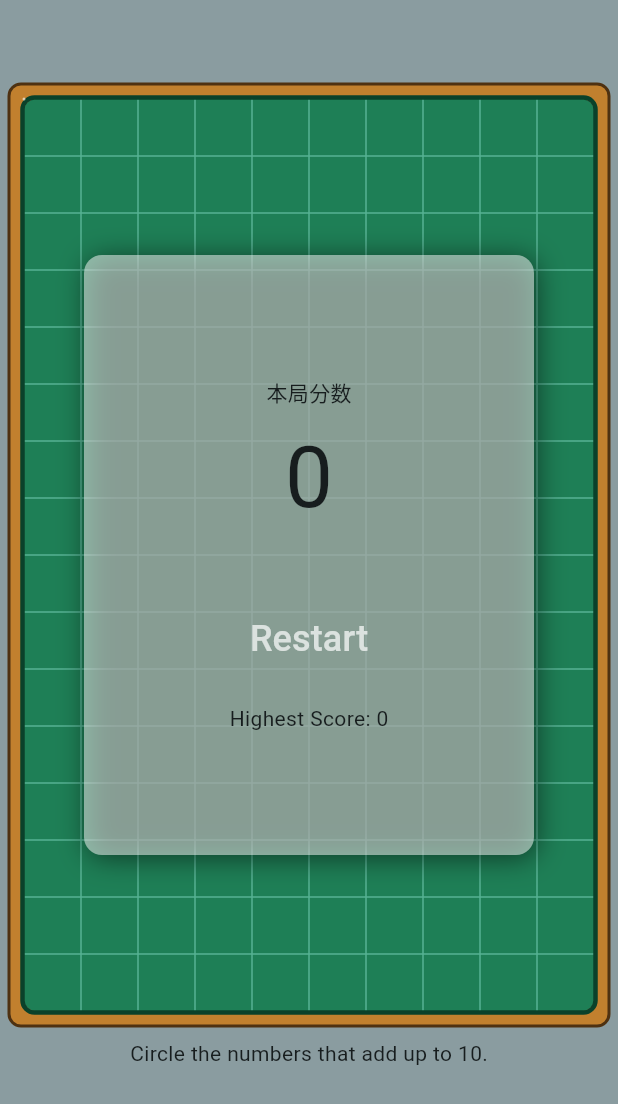
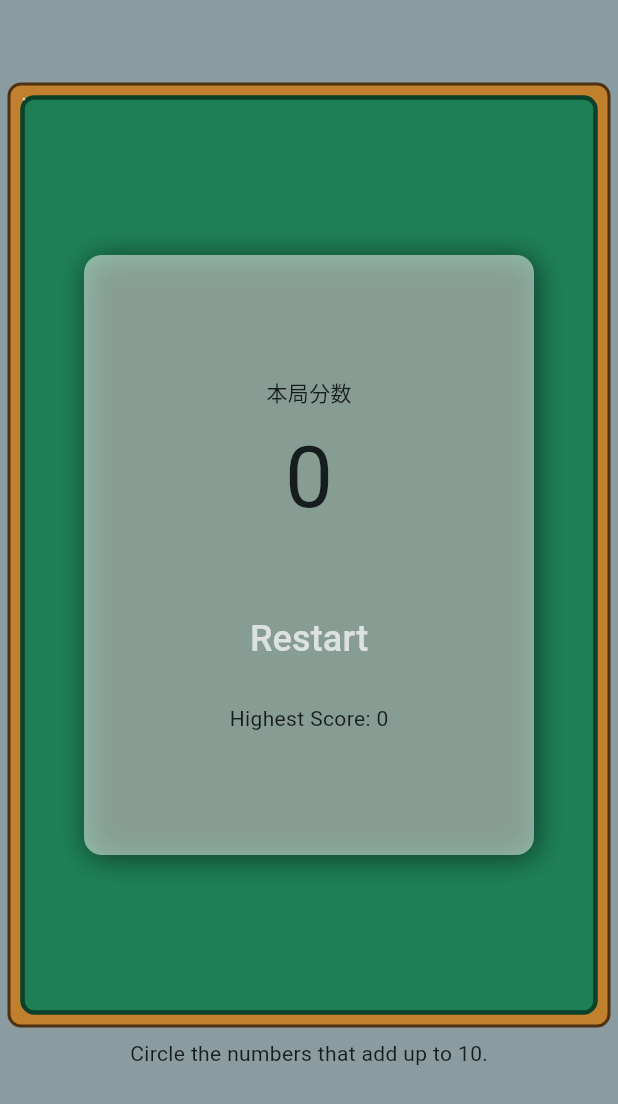
Before and after one commit to ChenCoin/Catfish, a Flutter app: the screen it shows after launch, after a tap on "Start Game", after a tap on "End", on a phone screen of 412 x 824 dp. Shown: the top 1104 px of the screen. Run offline on Flutter 3.47's test engine with Material 3 defaults, Android fonts, the light colour scheme and no system bars; our stand-ins replace shared_preferences; generated files the repository leaves out were written again.

Commit message:
remove board line

```diff
--- a/lib/main.dart
+++ b/lib/main.dart
@@ -7,17 +7,14 @@ import 'data/grid_data.dart';
 import 'view/black_board.dart';
 import 'view/count_down.dart';
 import 'view/game_board.dart';
+import 'view/line_board.dart';
 
 void main() {
-  final data = GridData();
-  data.init();
-  runApp(MyApp(data: data));
+  runApp(const MyApp());
 }
 
 class MyApp extends StatelessWidget {
-  final GridData data;
-
-  const MyApp({super.key, required this.data});
+  const MyApp({super.key});
 
   @override
   Widget build(BuildContext context) {
@@ -35,33 +32,31 @@ class MyApp extends StatelessWidget {
         primaryColor: const Color(0xff8A9CA0),
         useMaterial3: true,
       ),
-      home: MyHomePage(data: data),
+      home: const MyHomePage(),
     );
   }
 }
 
 class MyHomePage extends StatefulWidget {
-  final GridData data;
-
-  const MyHomePage({super.key, required this.data});
+  const MyHomePage({super.key});
 
   @override
   State<MyHomePage> createState() => _MyHomePageState();
 }
 
 class _MyHomePageState extends State<MyHomePage> {
+  final GridData data = GridData();
+
   // 游戏状态，0为初次进入游戏，1为游戏进行中，2为游戏结束
   int gameState = 0;
 
   void _gameStart() {
-    setState(() {
-      widget.data.start();
-    });
+    setState(() => data.start());
   }
 
   void _gameOver() {
     setState(() {
-      widget.data.end();
+      data.end();
     });
   }
 
@@ -85,6 +80,12 @@ class _MyHomePageState extends State<MyHomePage> {
 
   void _onScoreChanged() {
     setState(() {});
+  }
+
+  @override
+  void initState() {
+    super.initState();
+    data.init();
   }
 
   @override
@@ -146,14 +147,22 @@ class _MyHomePageState extends State<MyHomePage> {
               alignment: Alignment.center,
               children: [
                 RepaintBoundary(
-                    child: BlackBoard(size: Size(width + 20, height + 20))),
+                  child: Stack(
+                    children: [
+                      BlackBoard(size: Size(width + 20, height + 20)),
+                      if (gameState == 1) ...[
+                        LineBoard(size: Size(width + 20, height + 20)),
+                      ],
+                    ],
+                  ),
+                ),
                 SizedBox(
                   width: width,
                   height: height,
                   child: GameBoard(
                     size: Size(width, height),
                     callback: _onScoreChanged,
-                    data: widget.data,
+                    data: data,
                   ),
                 ),
                 if (gameState != 1) ...[
@@ -182,7 +191,7 @@ class _MyHomePageState extends State<MyHomePage> {
                               ),
                             ),
                             Text(
-                              '${widget.data.score}',
+                              '${data.score}',
                               style: Theme.of(context).textTheme.displayLarge,
                             ),
                           ],
@@ -203,7 +212,7 @@ class _MyHomePageState extends State<MyHomePage> {
                           Padding(
                             padding: const EdgeInsets.all(16),
                             child: Text(
-                              '$highestScoreText: ${widget.data.highestScore}',
+                              '$highestScoreText: ${data.highestScore}',
                               style: Theme.of(context).textTheme.bodyMedium,
                             ),
                           ),
@@ -232,6 +241,6 @@ class _MyHomePageState extends State<MyHomePage> {
 
   String _scoreLabel(BuildContext context) {
     var scoreText = AppLocalizations.of(context)!.score;
-    return '$scoreText: ${widget.data.score}';
+    return '$scoreText: ${data.score}';
   }
 }
--- a/lib/view/black_board.dart
+++ b/lib/view/black_board.dart
@@ -31,10 +31,6 @@ class _BlackBoard extends CustomPainter {
     Rect innerBox = rectMap(rect, 10);
     canvas.drawRRect(
         RRect.fromRectAndRadius(innerBox, const Radius.circular(8)), paint);
-
-    // 画棋盘线
-    drawBackground(
-        canvas, rectMap(rect, 10), (rect.width - 20) / (GridData.col));
 
     // 画黄褐色的最外圈边框
     paint.style = PaintingStyle.stroke;
--- a/lib/view/game_board.dart
+++ b/lib/view/game_board.dart
@@ -50,8 +50,8 @@ class _DrawBoard extends State<GameBoard> {
     int top = rect.top.floor();
     int right = rect.right.floor();
     int bottom = rect.bottom.floor();
-    bool change = widget.data.onGridDrag(left, top, right, bottom);
-    if (change) {
+    var pointList = widget.data.onGridDrag(left, top, right, bottom);
+    if (pointList.isNotEmpty) {
       setState(() {});
       widget.callback();
     }
--- /dev/null
+++ b/lib/view/line_board.dart
@@ -0,0 +1,54 @@
+import 'package:flutter/material.dart';
+
+import '../data/grid_data.dart';
+
+class LineBoard extends StatelessWidget {
+  final Size size;
+
+  const LineBoard({super.key, required this.size});
+
+  @override
+  Widget build(BuildContext context) => CustomPaint(
+        size: size,
+        painter: _LineBoard(),
+      );
+}
+
+class _LineBoard extends CustomPainter {
+  @override
+  void paint(Canvas canvas, Size size) {
+    var rect = Offset.zero & size;
+    // 画棋盘线
+    var gridSize = (rect.width - 20) / (GridData.col);
+    // 加1，是让线条往内部缩进一个像素
+    drawBackground(canvas, rectMap(rect, 10 + 1), gridSize);
+  }
+
+  @override
+  bool shouldRepaint(CustomPainter oldDelegate) => false;
+
+  void drawBackground(Canvas canvas, Rect rect, double grid) {
+    var paint = Paint()
+      ..isAntiAlias = true
+      ..style = PaintingStyle.stroke
+      ..color = const Color(0xFF56B293)
+      ..strokeWidth = 1.0;
+
+    // 画横线
+    for (int i = 1; i < GridData.row; i++) {
+      double dy = rect.top + grid * i;
+      canvas.drawLine(Offset(rect.left, dy), Offset(rect.right, dy), paint);
+    }
+
+    // 画竖线
+    for (int i = 1; i < GridData.col; i++) {
+      double dx = rect.left + grid * i;
+      canvas.drawLine(Offset(dx, rect.top), Offset(dx, rect.bottom), paint);
+    }
+  }
+
+  Rect rectMap(Rect src, int diff) {
+    return Rect.fromLTRB(
+        src.left + diff, src.top + diff, src.right - diff, src.bottom - diff);
+  }
+}
```
Also changed, not shown: lib/data/grid_data.dart (+12 -6 lines), 1 other file.
